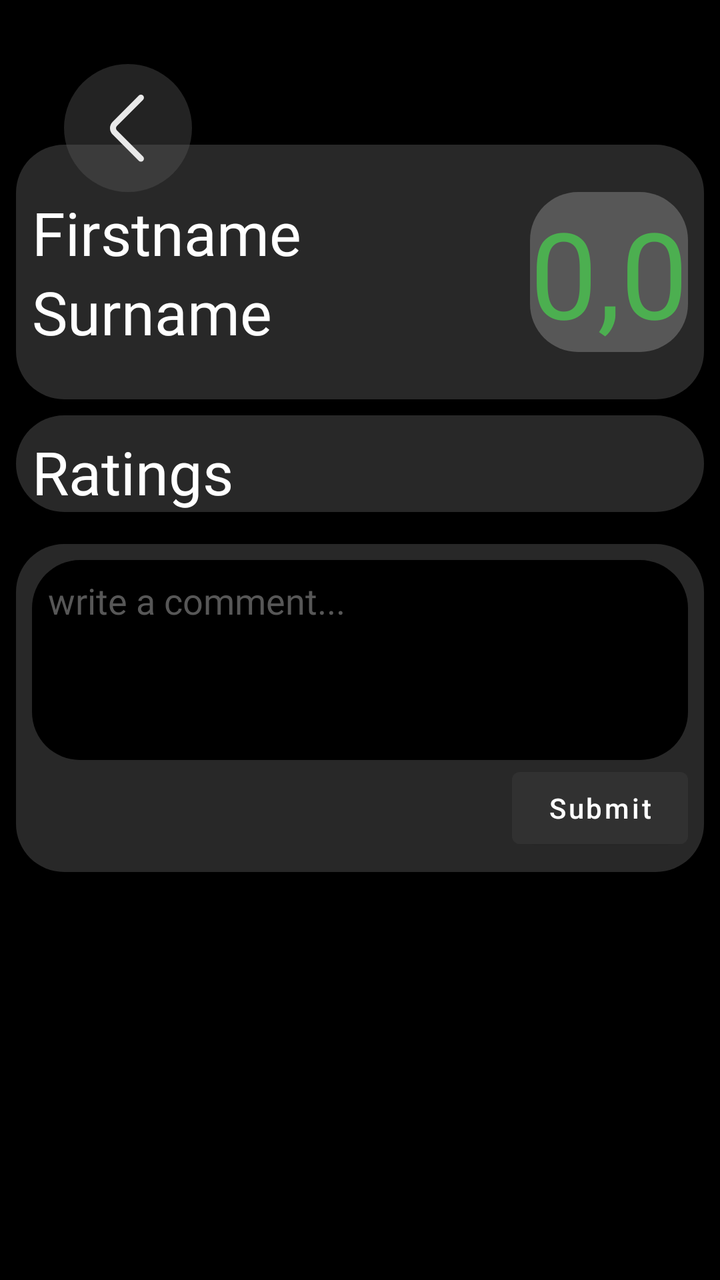
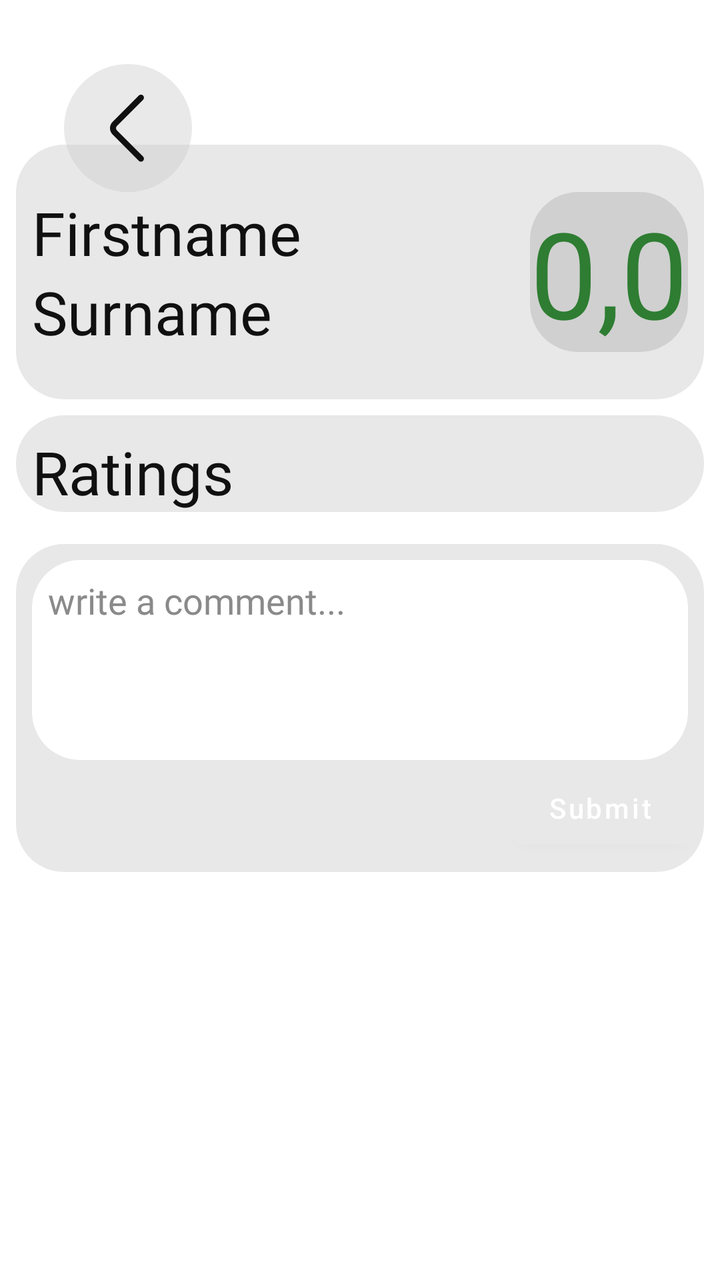

Two renders of the same Android screen: before a commit and after it. Below are the layout's source before the change and the commit's diff.
<!-- AndroidManifest.xml: application theme Theme.MyApplication_Java -->
<!-- res/layout/fragment_offering_ratings.xml -->
<?xml version="1.0" encoding="utf-8"?>
<androidx.constraintlayout.widget.ConstraintLayout xmlns:android="http://schemas.android.com/apk/res/android"
    xmlns:tools="http://schemas.android.com/tools"
    android:layout_width="match_parent"
    android:layout_height="match_parent"
    xmlns:app="http://schemas.android.com/apk/res-auto"
    android:background="#000000">

    <TextView
        android:id="@+id/header_background"
        android:layout_width="0dp"
        android:layout_height="0dp"
        android:layout_marginStart="8dp"
        android:layout_marginTop="-24dp"
        android:layout_marginEnd="8dp"
        android:layout_marginBottom="-24dp"
        android:background="@drawable/rounded_box"
        android:paddingTop="8dp"
        android:paddingBottom="8dp"
        app:layout_constraintBottom_toBottomOf="@+id/average_lecture_rating"
        app:layout_constraintEnd_toEndOf="parent"
        app:layout_constraintStart_toStartOf="parent"
        app:layout_constraintTop_toTopOf="@+id/average_lecture_rating" />

    <TextView
        android:id="@+id/average_lecture_rating"
        android:layout_width="wrap_content"
        android:layout_height="wrap_content"
        android:layout_marginTop="96dp"
        android:layout_marginEnd="8dp"
        android:background="@drawable/rounded_box_light"
        android:fontFamily="@font/inter_bold"
        android:text="0,0"
        android:textColor="#4CAF50"
        android:textSize="60sp"
        app:layout_constraintEnd_toEndOf="@+id/header_background"
        app:layout_constraintTop_toTopOf="parent" />

    <TextView
        android:id="@+id/name"
        android:layout_width="wrap_content"
        android:layout_height="wrap_content"
        android:layout_marginStart="8dp"
        android:fontFamily="@font/inter_bold"
        android:text="Firstname"
        android:textColor="#FFFFFF"
        android:textSize="30sp"
        app:layout_constraintStart_toStartOf="@+id/header_background"
        app:layout_constraintTop_toTopOf="@+id/average_lecture_rating" />

    <TextView
        android:id="@+id/surname"
        android:layout_width="wrap_content"
        android:layout_height="wrap_content"
        android:layout_marginStart="8dp"
        android:fontFamily="@font/inter_bold"
        android:text="Surname"
        android:textColor="#FFFFFF"
        android:textSize="30sp"
        app:layout_constraintBottom_toBottomOf="@+id/average_lecture_rating"
        app:layout_constraintStart_toStartOf="@+id/header_background" />

    <ImageView
        android:id="@+id/back_Button"
        android:layout_width="64dp"
        android:layout_height="64dp"
        android:layout_marginStart="32dp"
        android:layout_marginTop="32dp"
        android:background="@drawable/search_button"
        app:layout_constraintStart_toStartOf="parent"
        app:layout_constraintTop_toTopOf="parent"
        app:srcCompat="@drawable/go_back_icon"
        android:scaleType="center"/>

    <ScrollView
        android:layout_width="0dp"
        android:layout_height="0dp"
        android:layout_marginStart="8dp"
        android:layout_marginTop="8dp"
        android:layout_marginEnd="8dp"

        app:layout_constraintBottom_toBottomOf="parent"
        app:layout_constraintEnd_toEndOf="parent"
        app:layout_constraintStart_toStartOf="parent"
        app:layout_constraintTop_toBottomOf="@+id/header_background">


        <androidx.constraintlayout.widget.ConstraintLayout
            android:id="@+id/scrollView"
            android:layout_width="match_parent"
            android:layout_height="wrap_content">

            <androidx.constraintlayout.widget.ConstraintLayout
                android:id="@+id/ratingLayout"
                android:layout_width="match_parent"
                android:layout_height="wrap_content"
                android:background="@drawable/rounded_box"
                app:layout_constraintTop_toTopOf="parent">

                <TextView
                    android:id="@+id/ratings_text"
                    android:layout_width="wrap_content"
                    android:layout_height="wrap_content"
                    android:layout_marginStart="8dp"
                    android:layout_marginTop="8dp"
                    android:fontFamily="@font/inter_bold"
                    android:text="Ratings"
                    android:textColor="#FFFFFF"
                    android:textSize="30sp"
                    app:layout_constraintStart_toStartOf="parent"
                    app:layout_constraintTop_toTopOf="parent" />


                <androidx.recyclerview.widget.RecyclerView
                    android:id="@+id/ratingView"
                    android:layout_width="match_parent"
                    android:layout_height="wrap_content"
                    android:nestedScrollingEnabled="false"
                    app:layout_constraintTop_toBottomOf="@id/ratings_text" />


            </androidx.constraintlayout.widget.ConstraintLayout>


            <androidx.constraintlayout.widget.ConstraintLayout
                android:id="@+id/comment_input"
                android:layout_width="0dp"
                android:layout_height="wrap_content"
                android:layout_marginTop="16dp"
                android:background="@drawable/rounded_box"
                android:padding="8dp"
                app:layout_constraintEnd_toEndOf="parent"
                app:layout_constraintStart_toStartOf="parent"
                app:layout_constraintTop_toBottomOf="@id/ratingLayout">

                <EditText
                    android:id="@+id/input_comment"
                    android:layout_width="0dp"
                    android:layout_height="100dp"
                    android:background="@drawable/rounded_box_dark"
                    android:fontFamily="@font/inter_bold"
                    android:gravity="top|start"
                    android:hint="write a comment..."
                    android:paddingStart="8dp"
                    android:paddingTop="8dp"
                    android:paddingEnd="8dp"
                    android:textColorHint="#575757"
                    app:layout_constraintEnd_toEndOf="parent"
                    app:layout_constraintStart_toStartOf="parent"
                    app:layout_constraintTop_toTopOf="parent">


                </EditText>

                <Button
                    android:id="@+id/submit_comment"
                    android:layout_width="wrap_content"
                    android:layout_height="wrap_content"
                    android:backgroundTint="#313131"
                    android:text="Submit"
                    android:textAllCaps="false"
                    app:layout_constraintEnd_toEndOf="parent"
                    app:layout_constraintTop_toBottomOf="@+id/input_comment" />


            </androidx.constraintlayout.widget.ConstraintLayout>

            <androidx.recyclerview.widget.RecyclerView
                android:id="@+id/comment_list"
                android:layout_width="match_parent"
                android:layout_height="match_parent"
                android:layout_marginBottom="100dp"
                app:layout_constraintBottom_toBottomOf="parent"
                app:layout_constraintEnd_toEndOf="parent"
                app:layout_constraintStart_toStartOf="parent"
                app:layout_constraintTop_toBottomOf="@+id/comment_input" />


        </androidx.constraintlayout.widget.ConstraintLayout>


    </ScrollView>


</androidx.constraintlayout.widget.ConstraintLayout>
<!-- resources referenced by this layout -->
<resources>
  <!-- drawable go_back_icon (drawable) -->
  <vector xmlns:android="http://schemas.android.com/apk/res/android"
      android:width="18dp"
      android:height="33.6dp"
      android:viewportWidth="15"
      android:viewportHeight="28">
    <path
        android:pathData="M12.896,1.25L1.982,12.164C1.006,13.14 1.006,14.723 1.982,15.7L12.896,26.614"
        android:strokeWidth="2.5"
        android:fillColor="#00000000"
        android:strokeColor="#E9E9E9"
        android:strokeLineCap="round" />
  </vector>
  <!-- drawable rounded_box (drawable) -->
  <shape xmlns:android="http://schemas.android.com/apk/res/android">
  
      <solid android:color="#282828"/>
  
      <corners android:radius="24dp"/>
  
  </shape>
  <!-- drawable rounded_box_dark (drawable) -->
  <shape xmlns:android="http://schemas.android.com/apk/res/android">
  
      <solid android:color="#000000"/>
  
      <corners android:radius="24dp"/>
  
  </shape>
  <!-- drawable rounded_box_light (drawable) -->
  <?xml version="1.0" encoding="utf-8"?>
  <shape xmlns:android="http://schemas.android.com/apk/res/android">
  
      <solid android:color="#575757"/>
  
      <corners android:radius="24dp"/>
  
  </shape>
  <!-- drawable search_button (drawable) -->
  <?xml version="1.0" encoding="utf-8"?>
  <shape xmlns:android="http://schemas.android.com/apk/res/android">
      <solid android:color="#66575757"/>
  
      <corners android:radius="1000dp"/>
  </shape>
  <style name="Theme.MyApplication_Java" parent="Theme.MaterialComponents.DayNight.NoActionBar">
          
          <item name="colorPrimary">@color/purple_500</item>
          <item name="colorPrimaryVariant">@color/purple_700</item>
          <item name="colorOnPrimary">@color/white</item>
          
          <item name="colorSecondary">@color/teal_200</item>
          <item name="colorSecondaryVariant">@color/teal_700</item>
          <item name="colorOnSecondary">@color/black</item>
          
          <item name="android:statusBarColor">?attr/colorPrimaryVariant</item>
          
      </style>
  <color name="purple_500">#FF6200EE</color>
  <color name="purple_700">#FF3700B3</color>
  <color name="white">#FFFFFFFF</color>
  <color name="teal_200">#FF03DAC5</color>
  <color name="teal_700">#FF018786</color>
  <color name="black">#FF000000</color>
</resources>

<!-- the commit's change to res/layout/fragment_offering_ratings.xml (unified diff, before → after) -->
@@ -4,7 +4,7 @@
     android:layout_width="match_parent"
     android:layout_height="match_parent"
     xmlns:app="http://schemas.android.com/apk/res-auto"
-    android:background="#000000">
+    android:background="@color/surface">
 
     <TextView
         android:id="@+id/header_background"
@@ -31,7 +31,7 @@
         android:background="@drawable/rounded_box_light"
         android:fontFamily="@font/inter_bold"
         android:text="0,0"
-        android:textColor="#4CAF50"
+        android:textColor="@color/accent_positive"
         android:textSize="60sp"
         app:layout_constraintEnd_toEndOf="@+id/header_background"
         app:layout_constraintTop_toTopOf="parent" />
@@ -43,7 +43,7 @@
         android:layout_marginStart="8dp"
         android:fontFamily="@font/inter_bold"
         android:text="Firstname"
-        android:textColor="#FFFFFF"
+        android:textColor="@color/text_primary"
         android:textSize="30sp"
         app:layout_constraintStart_toStartOf="@+id/header_background"
         app:layout_constraintTop_toTopOf="@+id/average_lecture_rating" />
@@ -55,7 +55,7 @@
         android:layout_marginStart="8dp"
         android:fontFamily="@font/inter_bold"
         android:text="Surname"
-        android:textColor="#FFFFFF"
+        android:textColor="@color/text_primary"
         android:textSize="30sp"
         app:layout_constraintBottom_toBottomOf="@+id/average_lecture_rating"
         app:layout_constraintStart_toStartOf="@+id/header_background" />
@@ -105,7 +105,7 @@
                     android:layout_marginTop="8dp"
                     android:fontFamily="@font/inter_bold"
                     android:text="Ratings"
-                    android:textColor="#FFFFFF"
+                    android:textColor="@color/text_primary"
                     android:textSize="30sp"
                     app:layout_constraintStart_toStartOf="parent"
                     app:layout_constraintTop_toTopOf="parent" />
@@ -144,7 +144,7 @@
                     android:paddingStart="8dp"
                     android:paddingTop="8dp"
                     android:paddingEnd="8dp"
-                    android:textColorHint="#575757"
+                    android:textColorHint="@color/text_hint"
                     app:layout_constraintEnd_toEndOf="parent"
                     app:layout_constraintStart_toStartOf="parent"
                     app:layout_constraintTop_toTopOf="parent">
@@ -156,7 +156,7 @@
                     android:id="@+id/submit_comment"
                     android:layout_width="wrap_content"
                     android:layout_height="wrap_content"
-                    android:backgroundTint="#313131"
+                    android:backgroundTint="@color/surface_container"
                     android:text="Submit"
                     android:textAllCaps="false"
                     app:layout_constraintEnd_toEndOf="parent"
<!-- resource entries referenced after the edit -->
@@ -1,5 +1,10 @@
 <!-- resources referenced by this layout -->
 <resources>
+  <color name="accent_positive">#FF2E7D32</color>
+  <color name="surface">#FFFFFFFF</color>
+  <color name="surface_container">#FFE8E8E8</color>
+  <color name="text_hint">#FF8A8A8A</color>
+  <color name="text_primary">#FF101010</color>
   <!-- drawable go_back_icon (drawable) -->
   <vector xmlns:android="http://schemas.android.com/apk/res/android"
       android:width="18dp"
@@ -10,13 +15,13 @@
         android:pathData="M12.896,1.25L1.982,12.164C1.006,13.14 1.006,14.723 1.982,15.7L12.896,26.614"
         android:strokeWidth="2.5"
         android:fillColor="#00000000"
-        android:strokeColor="#E9E9E9"
+        android:strokeColor="@color/icon_tint"
         android:strokeLineCap="round" />
   </vector>
   <!-- drawable rounded_box (drawable) -->
   <shape xmlns:android="http://schemas.android.com/apk/res/android">
   
-      <solid android:color="#282828"/>
+      <solid android:color="@color/surface_container"/>
   
       <corners android:radius="24dp"/>
   
@@ -24,7 +29,7 @@
   <!-- drawable rounded_box_dark (drawable) -->
   <shape xmlns:android="http://schemas.android.com/apk/res/android">
   
-      <solid android:color="#000000"/>
+      <solid android:color="@color/surface"/>
   
       <corners android:radius="24dp"/>
   
@@ -33,7 +38,7 @@
   <?xml version="1.0" encoding="utf-8"?>
   <shape xmlns:android="http://schemas.android.com/apk/res/android">
   
-      <solid android:color="#575757"/>
+      <solid android:color="@color/surface_container_high"/>
   
       <corners android:radius="24dp"/>
   
@@ -41,28 +46,39 @@
   <!-- drawable search_button (drawable) -->
   <?xml version="1.0" encoding="utf-8"?>
   <shape xmlns:android="http://schemas.android.com/apk/res/android">
-      <solid android:color="#66575757"/>
+      <solid android:color="@color/search_button_background"/>
   
       <corners android:radius="1000dp"/>
   </shape>
   <style name="Theme.MyApplication_Java" parent="Theme.MaterialComponents.DayNight.NoActionBar">
           
-          <item name="colorPrimary">@color/purple_500</item>
-          <item name="colorPrimaryVariant">@color/purple_700</item>
-          <item name="colorOnPrimary">@color/white</item>
+          <item name="colorPrimary">@color/text_primary</item>
+          <item name="colorPrimaryVariant">@color/text_primary</item>
+          <item name="colorOnPrimary">@color/text_on_inverse</item>
+          <item name="colorSecondary">@color/text_primary</item>
+          <item name="colorSecondaryVariant">@color/text_primary</item>
+          <item name="colorOnSecondary">@color/text_on_inverse</item>
+  
           
-          <item name="colorSecondary">@color/teal_200</item>
-          <item name="colorSecondaryVariant">@color/teal_700</item>
-          <item name="colorOnSecondary">@color/black</item>
+          <item name="android:windowBackground">@color/surface</item>
+          <item name="colorSurface">@color/surface_container</item>
+          <item name="colorOnSurface">@color/text_primary</item>
+          <item name="colorError">@color/danger</item>
+          <item name="colorOnError">@color/text_on_inverse</item>
+  
+          <item name="android:textColorPrimary">@color/text_primary</item>
+          <item name="android:textColorSecondary">@color/text_muted</item>
+          <item name="android:textColorHint">@color/text_hint</item>
+  
           
-          <item name="android:statusBarColor">?attr/colorPrimaryVariant</item>
-          
+          <item name="android:statusBarColor">@android:color/transparent</item>
+          <item name="android:navigationBarColor">@android:color/transparent</item>
       </style>
-  <color name="purple_500">#FF6200EE</color>
-  <color name="purple_700">#FF3700B3</color>
-  <color name="white">#FFFFFFFF</color>
-  <color name="teal_200">#FF03DAC5</color>
-  <color name="teal_700">#FF018786</color>
-  <color name="black">#FF000000</color>
+  <color name="icon_tint">#FF101010</color>
+  <color name="surface_container_high">#FFD0D0D0</color>
+  <color name="search_button_background">#66C9C9C9</color>
+  <color name="text_on_inverse">#FFFFFFFF</color>
+  <color name="danger">#FFB3261E</color>
+  <color name="text_muted">#FF5F5D5D</color>
 </resources>
 
